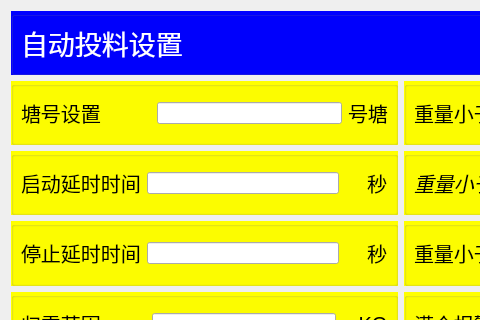
Old version of the form chengyi_Qt4linux/form_parameter.ui in the repository wsh01/batch-feeder; both pictures show x 0 to 480 and y 0 to 320 of the 802 by 523 pixel window.
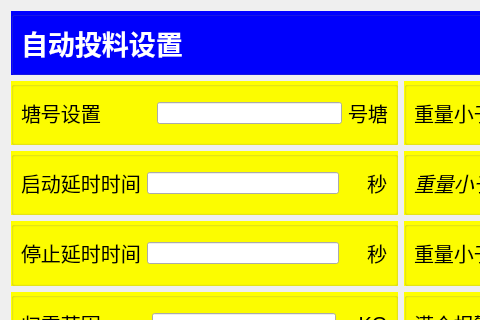
New version of the form.

Diff of the .ui file:
```diff
--- a/chengyi_Qt4linux/form_parameter.ui
+++ b/chengyi_Qt4linux/form_parameter.ui
@@ -30,6 +30,8 @@
         <property name="font">
          <font>
           <pointsize>20</pointsize>
+          <weight>75</weight>
+          <bold>true</bold>
          </font>
         </property>
         <property name="styleSheet">
```
